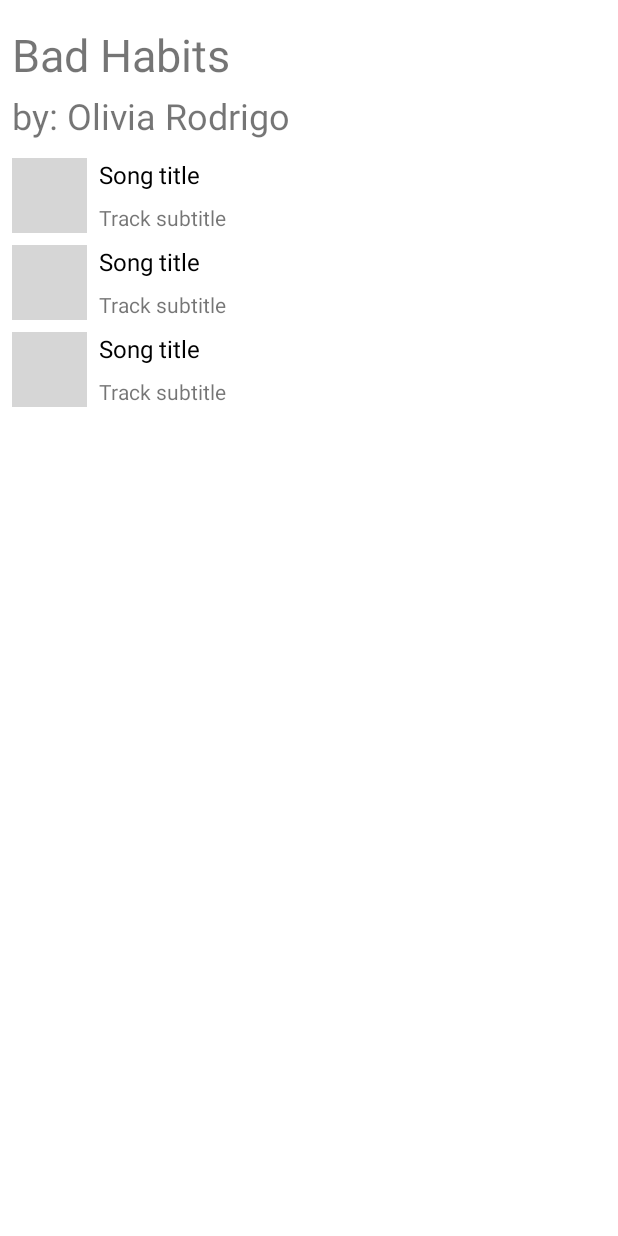
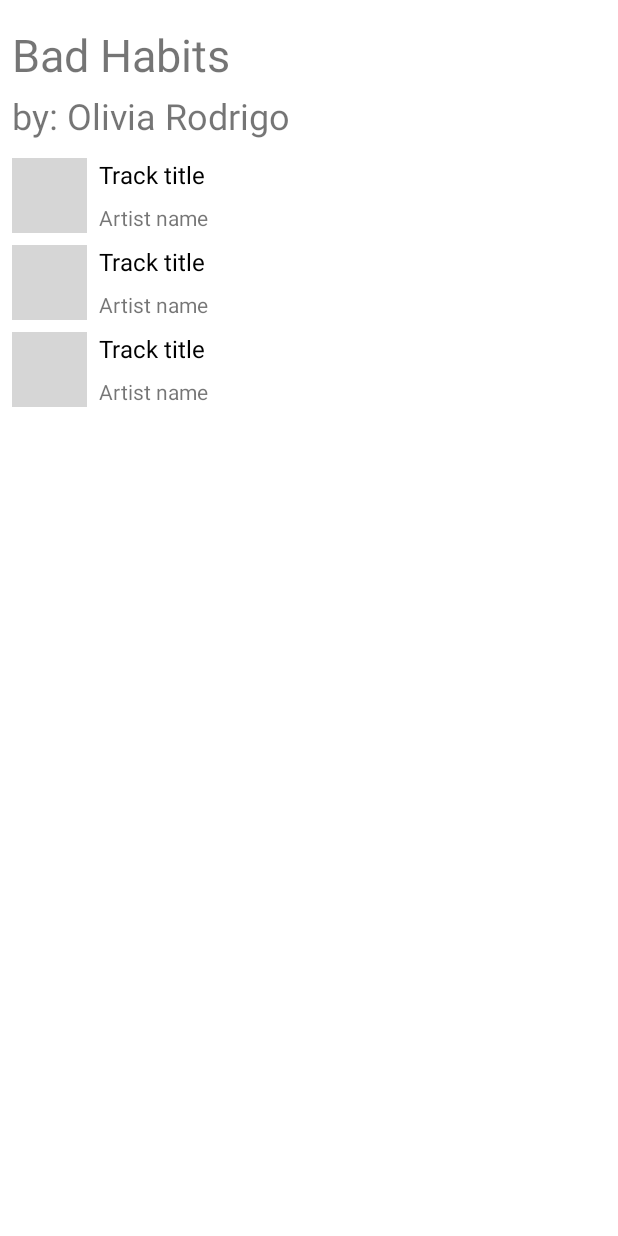
Before and after one commit to kidrocker/soundcloud_mvvm, an Android app: the layout activity_main.xml on its own in the app's theme, with its tools: preview values and no code run, on a phone screen of 412 x 824 dp. Run offline under Robolectric (Android 15) with nearby library versions, the phone set to English and light mode, and no system bars; grey boxes are pictures that could not be loaded.

Commit message:
update list item title and artist placeholders

```diff
--- a/app/src/main/res/layout/track_list_item.xml
+++ b/app/src/main/res/layout/track_list_item.xml
@@ -30,7 +30,7 @@
         app:layout_constraintEnd_toEndOf="parent"
         app:layout_constraintStart_toEndOf="@id/albumArtworkImage"
         app:layout_constraintTop_toTopOf="parent"
-        tools:text="Song title" />
+        tools:text="Track title" />
 
     <TextView
         android:id="@+id/trackSubtitleText"
@@ -45,7 +45,7 @@
         app:layout_constraintStart_toEndOf="@id/albumArtworkImage"
         app:layout_constraintTop_toBottomOf="@id/trackTitleText"
         tools:layout_editor_absoluteY="4dp"
-        tools:text="Track subtitle" />
+        tools:text="Artist name" />
 
 
 </androidx.constraintlayout.widget.ConstraintLayout>
```
